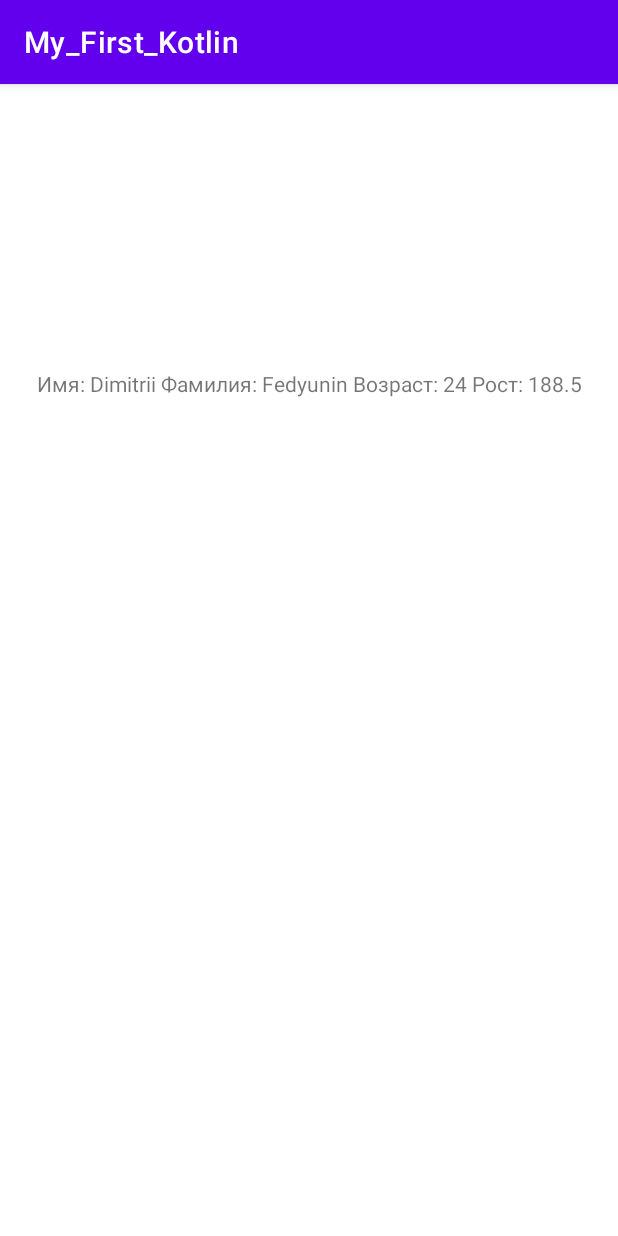
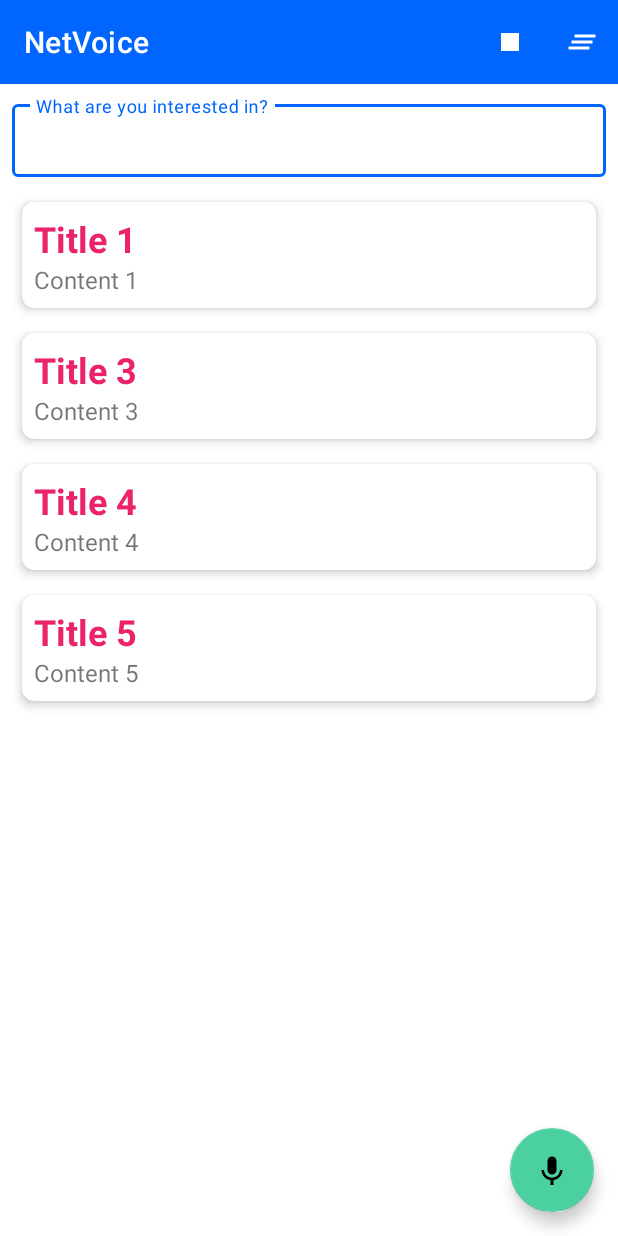
Before and after one commit to DmitryFedyunin/Free_course_kotlin, an Android app: the screen it shows after launch (MainActivity), on a phone screen of 412 x 824 dp. Run offline under Robolectric (Android 15) with nearby library versions, the phone set to English and light mode, and no system bars.

Commit message:
Second lesson

```diff
--- a/app/src/main/java/com/example/my_first_kotlin/MainActivity.kt
+++ b/app/src/main/java/com/example/my_first_kotlin/MainActivity.kt
@@ -1,28 +1,93 @@
 package com.example.my_first_kotlin
 
 
-import android.nfc.Tag
 import androidx.appcompat.app.AppCompatActivity
 import android.os.Bundle
 import android.util.Log
-import android.widget.TextView
+import android.view.Menu
+import android.view.MenuItem
+import android.widget.*
+import com.google.android.material.appbar.MaterialToolbar
+import com.google.android.material.floatingactionbutton.FloatingActionButton
+import com.google.android.material.textfield.TextInputEditText
 
 class MainActivity : AppCompatActivity() {
 
-    private var tvText:TextView? = null
-    private var name: String = "Dimitrii"
-    private var surname: String = "Fedyunin"
-    private var age: Int = 24
-    private val hieght: Double = 188.5
-    val Tag: String = "MainActivity"
+    val TAG: String = "MainActivity"
+
+    lateinit var requestInput: TextInputEditText
+
+    lateinit var podsAdapter: Adapter
+
+    lateinit var progressBar: ProgressBar
+
+    val pods = mutableListOf<HashMap<String,String>>(
+        HashMap<String,String>().apply {
+            put("Title", "Title 1")
+            put("Content", "Content 1")
+        },
+        HashMap<String,String>().apply {
+            put("Title", "Title 3")
+            put("Content", "Content 3")
+        },
+        HashMap<String,String>().apply {
+            put("Title", "Title 4")
+            put("Content", "Content 4")
+        },
+        HashMap<String,String>().apply {
+            put("Title", "Title 5")
+            put("Content", "Content 5")
+        }
+    )
 
     override fun onCreate(savedInstanceState: Bundle?) {
-        Log.d(Tag, "start onCreate Func")
         super.onCreate(savedInstanceState)
         setContentView(R.layout.activity_main)
-        tvText = findViewById(R.id.tvText)
-        tvText?.setText("Имя: " + name + " Фамилия: " + surname + " Возраст: " + age + " Рост: " + hieght)
 
-        Log.d(Tag, "end of onCreate Func")
+        initView()
+
+    }
+    fun initView(){
+        val toolbar: MaterialToolbar = findViewById(R.id.too_bar)
+        setSupportActionBar(toolbar)
+
+        requestInput = findViewById(R.id.text_input_Edit)
+
+        val podsList: ListView = findViewById(R.id.pods_list)
+        podsAdapter = SimpleAdapter(
+            applicationContext,
+            pods,
+            R.layout.item_pod,
+            arrayOf("Title", "Content"),
+            intArrayOf(R.id.title, R.id.content)
+        )
+
+        podsList.adapter = podsAdapter as SimpleAdapter
+
+        val voiceInpudButton : FloatingActionButton = findViewById(R.id.voice_input_btn)
+        voiceInpudButton.setOnClickListener{
+            Log.d(TAG, "FAB")
+        }
+
+        progressBar = findViewById(R.id.progress_bar)
+    }
+
+    override fun onCreateOptionsMenu(menu: Menu?): Boolean {
+        menuInflater.inflate(R.menu.tool_bar, menu)
+        return super.onCreateOptionsMenu(menu)
+    }
+
+    override fun onOptionsItemSelected(item: MenuItem): Boolean {
+        when (item.itemId){
+            R.id.action_stop ->{
+                Log.d(TAG,"action_stop")
+                return true
+            }
+            R.id.action_clear ->{
+                Log.d(TAG,"action_clear")
+                return false
+            }
+        }
+        return super.onOptionsItemSelected(item)
     }
 }
--- /dev/null
+++ b/app/src/main/res/drawable/ic_baseline_clear_all_24.xml
@@ -0,0 +1,5 @@
+<vector android:height="24dp" android:tint="#FFFFFF"
+    android:viewportHeight="24" android:viewportWidth="24"
+    android:width="24dp" xmlns:android="http://schemas.android.com/apk/res/android">
+    <path android:fillColor="@android:color/white" android:pathData="M5,13h14v-2L5,11v2zM3,17h14v-2L3,15v2zM7,7v2h14L21,7L7,7z"/>
+</vector>
--- /dev/null
+++ b/app/src/main/res/drawable/ic_baseline_keyboard_voice_24.xml
@@ -0,0 +1,5 @@
+<vector android:height="24dp" android:tint="#FFFFFF"
+    android:viewportHeight="24" android:viewportWidth="24"
+    android:width="24dp" xmlns:android="http://schemas.android.com/apk/res/android">
+    <path android:fillColor="@android:color/white" android:pathData="M12,15c1.66,0 2.99,-1.34 2.99,-3L15,6c0,-1.66 -1.34,-3 -3,-3S9,4.34 9,6v6c0,1.66 1.34,3 3,3zM17.3,12c0,3 -2.54,5.1 -5.3,5.1S6.7,15 6.7,12L5,12c0,3.42 2.72,6.23 6,6.72L11,22h2v-3.28c3.28,-0.48 6,-3.3 6,-6.72h-1.7z"/>
+</vector>
--- /dev/null
+++ b/app/src/main/res/drawable/ic_baseline_stop_24.xml
@@ -0,0 +1,5 @@
+<vector android:height="24dp" android:tint="#FFFFFF"
+    android:viewportHeight="24" android:viewportWidth="24"
+    android:width="24dp" xmlns:android="http://schemas.android.com/apk/res/android">
+    <path android:fillColor="@android:color/white" android:pathData="M6,6h12v12H6z"/>
+</vector>
--- a/app/src/main/res/layout/activity_main.xml
+++ b/app/src/main/res/layout/activity_main.xml
@@ -6,15 +6,64 @@
     android:layout_height="match_parent"
     tools:context=".MainActivity">
 
-    <TextView
-        android:id="@+id/tvText"
+    <com.google.android.material.appbar.MaterialToolbar
+        android:id="@+id/too_bar"
+        android:layout_width="match_parent"
+        android:layout_height="wrap_content"
+        android:background="?colorPrimary"
+        app:layout_constraintTop_toTopOf="parent"
+        app:menu="@menu/tool_bar"
+        app:title="@string/app_name"
+        app:titleTextColor="?colorOnPrimary">
+
+    </com.google.android.material.appbar.MaterialToolbar>
+
+    <com.google.android.material.textfield.TextInputLayout
+        android:id="@+id/text_input_layout"
+        style="@style/Widget.MaterialComponents.TextInputLayout.OutlinedBox.Dense"
+        android:layout_width="match_parent"
+        android:layout_height="wrap_content"
+        android:layout_margin="8dp"
+        android:hint="@string/request_hint"
+        app:layout_constraintTop_toBottomOf="@id/too_bar">
+
+        <com.google.android.material.textfield.TextInputEditText
+            android:id="@+id/text_input_Edit"
+            android:layout_width="match_parent"
+            android:layout_height="wrap_content"
+            android:imeOptions="actionDone"
+            android:inputType="text"
+            android:maxLines="1" />
+
+    </com.google.android.material.textfield.TextInputLayout>
+
+    <ListView
+        android:id="@+id/pods_list"
+        android:layout_width="match_parent"
+        android:layout_height="0dp"
+        android:layout_margin="8dp"
+        android:divider="?android:attr/colorBackground"
+        app:layout_constraintBottom_toBottomOf="parent"
+        app:layout_constraintTop_toBottomOf="@+id/text_input_layout"
+        tools:listitem="@layout/item_pod" />
+
+    <com.google.android.material.floatingactionbutton.FloatingActionButton
+        android:id="@+id/voice_input_btn"
         android:layout_width="wrap_content"
         android:layout_height="wrap_content"
-        android:text="Hello World!"
+        android:layout_margin="16dp"
+        android:src="@drawable/ic_baseline_keyboard_voice_24"
         app:layout_constraintBottom_toBottomOf="parent"
-        app:layout_constraintLeft_toLeftOf="parent"
-        app:layout_constraintRight_toRightOf="parent"
+        app:layout_constraintEnd_toEndOf="parent" />
+
+    <ProgressBar
+        android:id="@+id/progress_bar"
+        android:visibility="gone"
+        android:layout_width="wrap_content"
+        android:layout_height="wrap_content"
+        app:layout_constraintBottom_toBottomOf="parent"
         app:layout_constraintTop_toTopOf="parent"
-        app:layout_constraintVertical_bias="0.254" />
+        app:layout_constraintEnd_toEndOf="parent"
+        app:layout_constraintStart_toStartOf="parent"/>
 
 </androidx.constraintlayout.widget.ConstraintLayout>
--- /dev/null
+++ b/app/src/main/res/layout/item_pod.xml
@@ -0,0 +1,36 @@
+<?xml version="1.0" encoding="utf-8"?>
+<com.google.android.material.card.MaterialCardView xmlns:android="http://schemas.android.com/apk/res/android"
+    xmlns:app="http://schemas.android.com/apk/res-auto"
+    xmlns:tools="http://schemas.android.com/tools"
+    android:theme="@style/Theme.MaterialComponents.DayNight"
+    app:cardCornerRadius="8dp"
+    app:cardElevation="4dp"
+    app:cardUseCompatPadding="true"
+    app:contentPadding="8dp"
+    android:layout_width="match_parent"
+    android:layout_height="wrap_content">
+
+    <LinearLayout
+        android:layout_width="match_parent"
+        android:layout_height="wrap_content"
+        android:orientation="vertical">
+
+        <TextView
+            android:id="@+id/title"
+            android:layout_width="match_parent"
+            android:layout_height="wrap_content"
+            android:textSize="24sp"
+            android:textColor="@color/biz_500"
+            android:textStyle="bold"
+            tools:text="Test Zagolovok"/>
+
+        <TextView
+            android:id="@+id/content"
+            android:layout_width="match_parent"
+            android:layout_height="wrap_content"
+            android:textSize="16sp"
+            tools:text="Content"/>
+
+    </LinearLayout>
+
+</com.google.android.material.card.MaterialCardView>
--- /dev/null
+++ b/app/src/main/res/menu/tool_bar.xml
@@ -0,0 +1,14 @@
+<?xml version="1.0" encoding="utf-8"?>
+<menu xmlns:android="http://schemas.android.com/apk/res/android"
+    xmlns:app="http://schemas.android.com/apk/res-auto">
+    <item
+        android:id="@+id/action_stop"
+        android:icon="@drawable/ic_baseline_stop_24"
+        android:title="@string/action_stop"
+        app:showAsAction="ifRoom"/>
+    <item
+        android:id="@+id/action_clear"
+        android:icon="@drawable/ic_baseline_clear_all_24"
+        android:title="@string/action_clear"
+        app:showAsAction="ifRoom"/>
+</menu>
--- a/app/src/main/res/values-night/themes.xml
+++ b/app/src/main/res/values-night/themes.xml
@@ -1,14 +1,14 @@
 <resources xmlns:tools="http://schemas.android.com/tools">
     <!-- Base application theme. -->
-    <style name="Theme.My_First_Kotlin" parent="Theme.MaterialComponents.DayNight.DarkActionBar">
+    <style name="Theme.My_First_Kotlin" parent="Theme.MaterialComponents.DayNight.NoActionBar">
         <!-- Primary brand color. -->
-        <item name="colorPrimary">@color/purple_200</item>
-        <item name="colorPrimaryVariant">@color/purple_700</item>
-        <item name="colorOnPrimary">@color/black</item>
+        <item name="colorPrimary">@color/black_700</item>
+        <item name="colorPrimaryVariant">@color/black_900</item>
+        <item name="colorOnPrimary">@color/white</item>
         <!-- Secondary brand color. -->
-        <item name="colorSecondary">@color/teal_200</item>
-        <item name="colorSecondaryVariant">@color/teal_200</item>
-        <item name="colorOnSecondary">@color/black</item>
+        <item name="colorSecondary">@color/top_300</item>
+        <item name="colorSecondaryVariant">@color/top_500</item>
+        <item name="colorOnSecondary">@color/black_900</item>
         <!-- Status bar color. -->
         <item name="android:statusBarColor" tools:targetApi="l">?attr/colorPrimaryVariant</item>
         <!-- Customize your theme here. -->
--- a/app/src/main/res/values/colors.xml
+++ b/app/src/main/res/values/colors.xml
@@ -1,10 +1,20 @@
 <?xml version="1.0" encoding="utf-8"?>
 <resources>
-    <color name="purple_200">#FFBB86FC</color>
-    <color name="purple_500">#FF6200EE</color>
-    <color name="purple_700">#FF3700B3</color>
-    <color name="teal_200">#FF03DAC5</color>
-    <color name="teal_700">#FF018786</color>
-    <color name="black">#FF000000</color>
+
+    <color name="black_50">#FFf5f5f5</color>
+    <color name="black_700">#434343</color>
+    <color name="black_800">#262626</color>
+    <color name="black_900">#000000</color>
+
+
+    <color name="neo_300">#4bd09f</color>
+    <color name="neo_500">#00ba76</color>
+    <color name="pro_800">#0066ff</color>
+    <color name="pro_900">#2341e0</color>
+    <color name="top_300">#9766f9</color>
+    <color name="top_500">#5e00f5</color>
+    <color name="biz_500">#eb236c</color>
+    <color name="biz_700">#c31e63</color>
+
     <color name="white">#FFFFFFFF</color>
 </resources>
--- a/app/src/main/res/values/strings.xml
+++ b/app/src/main/res/values/strings.xml
@@ -1,3 +1,13 @@
 <resources>
-    <string name="app_name">My_First_Kotlin</string>
+    <string name="app_name">NetVoice</string>
+
+    <string name="action_stop">Stop</string>
+    <string name="action_clear">Clear</string>
+
+    <string name="request_hint" translatable="false">What are you interested in?</string>
+
+    <string name="error_do_not_understand" translatable="false">Sorry, i don\'t understand, repeat please! </string>
+    <string name="error_voice_recognition_unavailable" translatable="false">Voice recognition unavailable</string>
+    <string name="error_something_went_wrong" translatable="false">Something went wrong</string>
+    <string name="error_tts_is_not_ready" translatable="false">TTS is not ready</string>
 </resources>
--- a/app/src/main/res/values/themes.xml
+++ b/app/src/main/res/values/themes.xml
@@ -1,14 +1,14 @@
 <resources xmlns:tools="http://schemas.android.com/tools">
     <!-- Base application theme. -->
-    <style name="Theme.My_First_Kotlin" parent="Theme.MaterialComponents.DayNight.DarkActionBar">
+    <style name="Theme.My_First_Kotlin" parent="Theme.MaterialComponents.DayNight.NoActionBar">
         <!-- Primary brand color. -->
-        <item name="colorPrimary">@color/purple_500</item>
-        <item name="colorPrimaryVariant">@color/purple_700</item>
+        <item name="colorPrimary">@color/pro_800</item>
+        <item name="colorPrimaryVariant">@color/pro_900</item>
         <item name="colorOnPrimary">@color/white</item>
         <!-- Secondary brand color. -->
-        <item name="colorSecondary">@color/teal_200</item>
-        <item name="colorSecondaryVariant">@color/teal_700</item>
-        <item name="colorOnSecondary">@color/black</item>
+        <item name="colorSecondary">@color/neo_300</item>
+        <item name="colorSecondaryVariant">@color/neo_500</item>
+        <item name="colorOnSecondary">@color/black_900</item>
         <!-- Status bar color. -->
         <item name="android:statusBarColor" tools:targetApi="l">?attr/colorPrimaryVariant</item>
         <!-- Customize your theme here. -->
```
Also changed, not shown: 2 other files.
